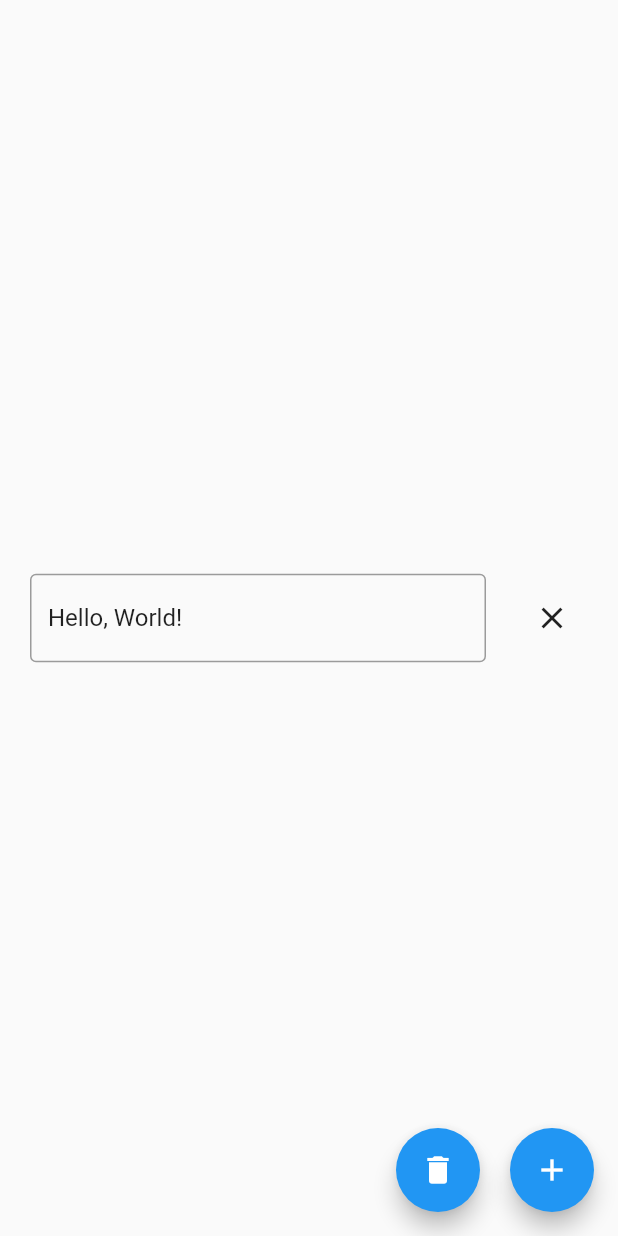
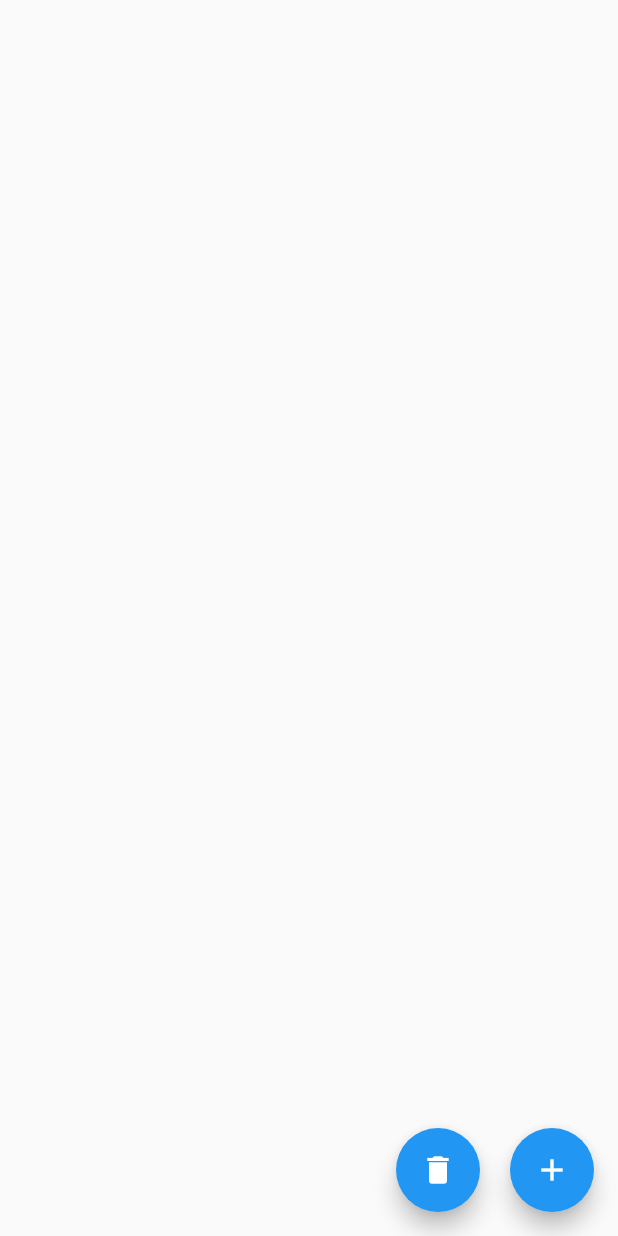
Before and after one commit to davepruitt/ScoreKeeper_Flutter, a Flutter app: the Page_Players screen opened directly, on a phone screen of 412 x 824 dp. Run offline on Flutter 3.47's test engine with Material 2 defaults, Android fonts, the phone set to English and light mode, and no system bars.

Commit message:
The players page now lets you add, remove, clear all, and edit players.

```diff
--- /dev/null
+++ b/score_keeper_flutter/lib/model/globals.dart
@@ -0,0 +1,5 @@
+library score_keeper_globals;
+
+import 'scoresheet.dart';
+
+ScoreSheet app_scoresheet = ScoreSheet();
--- a/score_keeper_flutter/lib/pages/page_players.dart
+++ b/score_keeper_flutter/lib/pages/page_players.dart
@@ -1,8 +1,11 @@
 import 'package:flutter/material.dart';
+import '../model/player.dart';
+import '../model/globals.dart' as globals;
 
 class Page_Players extends StatefulWidget
 {
     const Page_Players({Key? key, required this.title}) : super(key: key);
+
     final String title;
 
     @override
@@ -11,11 +14,19 @@ class Page_Players extends StatefulWidget
 
 class Page_Players_State extends State<Page_Players>
 {
+    void remove_player (Player p)
+    {
+        setState(()
+        {
+            globals.app_scoresheet.players.remove(p);
+        });
+    }
+
     void clear_players ()
     {
         setState(()
         {
-
+            globals.app_scoresheet.players.clear();
         });
     }
 
@@ -23,15 +34,31 @@ class Page_Players_State extends State<Page_Players>
     {
         setState(()
         {
-            //empty
+            globals.app_scoresheet.players.add(Player());
         });
     }
 
-    Widget build_single_player (String player_name)
+    Widget build_single_player (Player player, int player_number)
     {
+        //Create a text editing controller for this player
+        TextEditingController c = TextEditingController(text: player.name);
+
+        //Create a listener for this controller that will update
+        //the player name whenever the text is changed
+        c.addListener(()
+        {
+            player.name = c.text;
+        });
+
+        //Now build the UI for this player
         Row result = Row(
             mainAxisAlignment: MainAxisAlignment.start,
             children: [
+                SizedBox(width: 20),
+                Text(
+                    player_number.toString() + ".",
+                    style: TextStyle(fontWeight: FontWeight.bold, fontSize: 18)
+                ),
                 SizedBox(width: 20),
                 Expanded(
                     child: TextField(
@@ -39,31 +66,48 @@ class Page_Players_State extends State<Page_Players>
                             border: OutlineInputBorder(),
                             hintText: "Player name"
                         ),
-                        controller: TextEditingController(text: player_name),
+                        controller: c,
                     )
                 ),
                 SizedBox(width: 20),
                 IconButton(
-                    onPressed: () { },
+                    onPressed: ()
+                    {
+                        remove_player(player);
+                    },
                     icon: Icon(Icons.clear),
                 ),
                 SizedBox(width: 20),
             ]
         );
 
+        //Return the result to the caller
         return result;
     }
 
     @override
     Widget build(BuildContext context)
     {
+        //Create a widget for each existing player
+        List<Player> all_players = globals.app_scoresheet.players;
+        List<Widget> player_widgets = <Widget>[];
+        player_widgets.add(const SizedBox(height: 30));
+        for (int i = 0; i < all_players.length; i++)
+        {
+            Widget player_widget = build_single_player(all_players[i], i+1);
+            player_widgets.add(player_widget);
+            if (i < (all_players.length - 1))
+            {
+                player_widgets.add(const SizedBox(height: 20));
+            }
+        }
+
+        //Now create the main UI for the page
         return Scaffold(
-            body: Center(
+            body: SingleChildScrollView(
                 child: Column(
-                    mainAxisAlignment: MainAxisAlignment.center,
-                    children: <Widget>[
-                            build_single_player("Hello, World!"),
-                        ],
+                    mainAxisAlignment: MainAxisAlignment.start,
+                    children: player_widgets,
                 ),
             ),
             floatingActionButton: Row(
@@ -84,5 +128,4 @@ class Page_Players_State extends State<Page_Players>
             ),
         );
     }
-
 }
```
